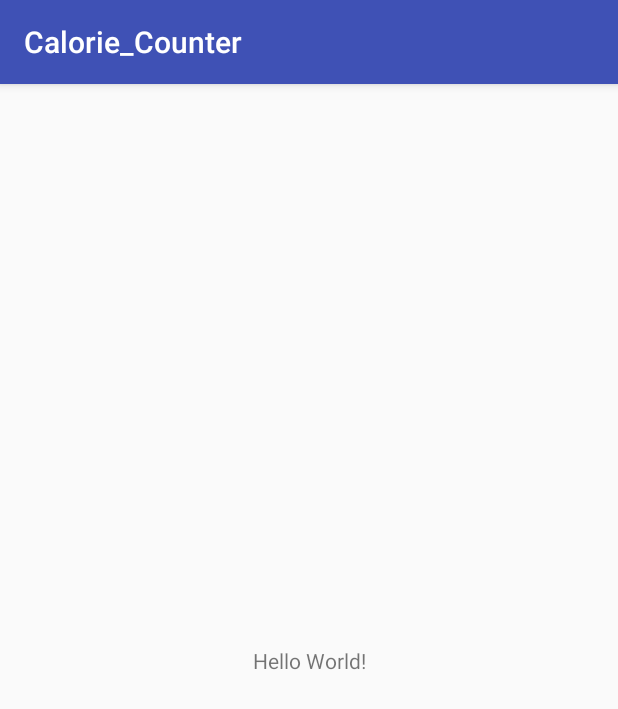
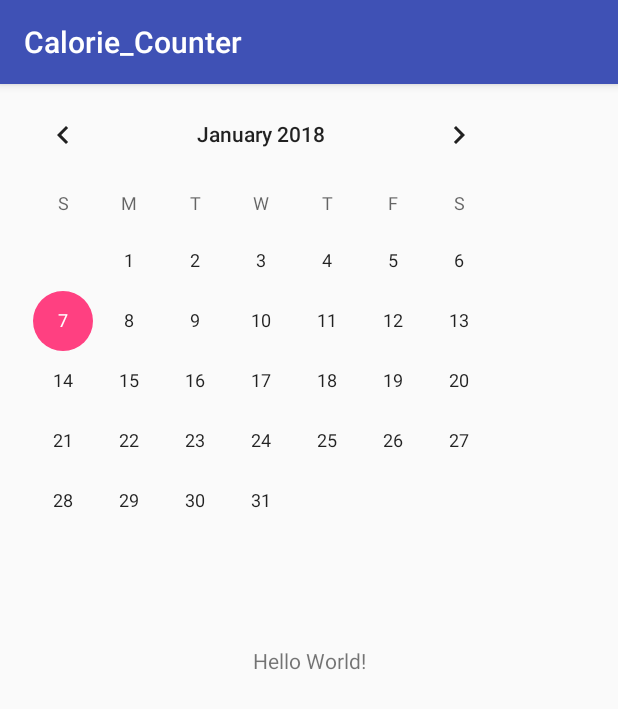
Before and after one commit to sjma1/Calorie_Counter, an Android app: the screen it shows after launch (MainActivity), on a phone screen of 412 x 824 dp. Shown: the top 709 px of the screen. Run offline under Robolectric (Android 15) with nearby library versions, the phone set to English and light mode, and no system bars.

```diff
--- a/app/src/main/res/layout/activity_main.xml
+++ b/app/src/main/res/layout/activity_main.xml
@@ -15,4 +15,11 @@
         app:layout_constraintRight_toRightOf="parent"
         app:layout_constraintTop_toTopOf="parent" />
 
+    <CalendarView
+        android:id="@+id/calendarView"
+        android:layout_width="wrap_content"
+        android:layout_height="wrap_content"
+        tools:layout_editor_absoluteX="58dp"
+        tools:layout_editor_absoluteY="130dp" />
+
 </android.support.constraint.ConstraintLayout>
```
